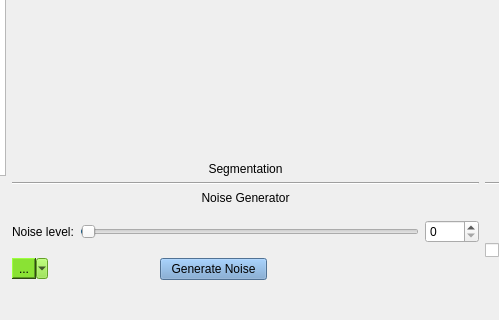
Qt form src/qt_designer_file/main_window_new.ui (rettholzapfel33/Noisey-image) before a commit; both pictures show x 97 to 596 and y 346 to 666 of the 1059 by 666 pixel window.
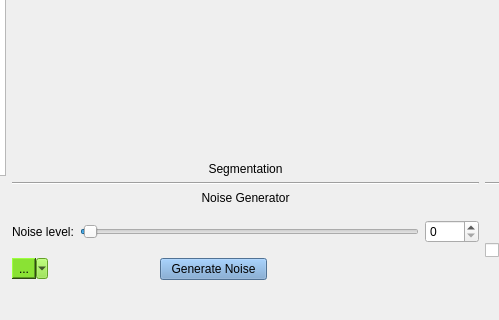
The same form after that commit. Custom widgets are drawn as their Qt base class.

Patch:
```diff
--- a/src/qt_designer_file/main_window_new.ui
+++ b/src/qt_designer_file/main_window_new.ui
@@ -238,7 +238,7 @@
              <number>0</number>
             </property>
             <property name="maximum">
-             <number>500</number>
+             <number>100</number>
             </property>
             <property name="singleStep">
              <number>1</number>
```
